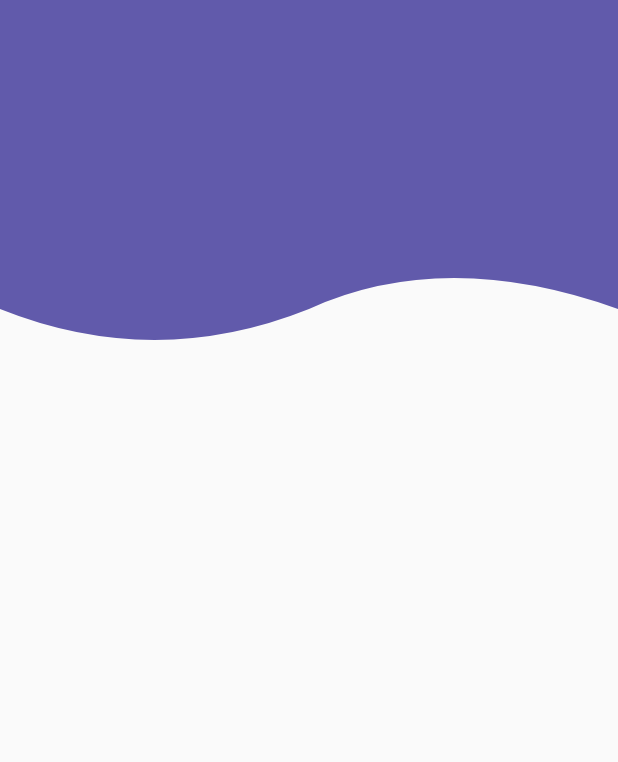
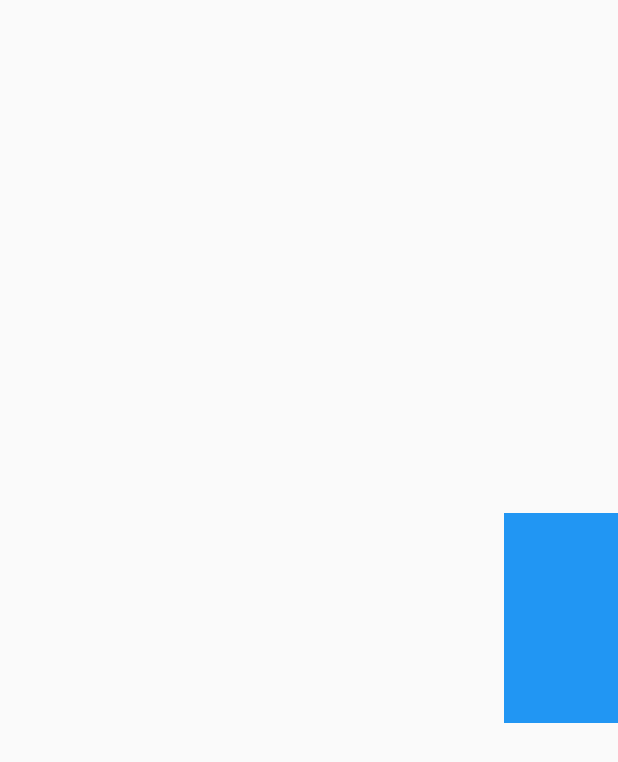
Before and after one commit to KitanoR/dise-os_flutter, a Flutter app: the screen it shows after launch, on a phone screen of 412 x 824 dp. Shown: the top 762 px of the screen. Run offline on Flutter 3.47's test engine with Material 2 defaults, Android fonts, the phone set to English and light mode, and no system bars.

Commit message:
Animaciones custom

```diff
--- a/lib/main.dart
+++ b/lib/main.dart
@@ -1,3 +1,4 @@
+import 'package:disenios/src/pages/animaciones_page.dart';
 import 'package:disenios/src/pages/headers_page.dart';
 import 'package:flutter/material.dart';
 
@@ -11,7 +12,7 @@ class MyApp extends StatelessWidget {
       title: 'Diseños flutter',
       debugShowCheckedModeBanner: false,
 
-      home: HeaderPage()
+      home: AnimacionesPage()
     );
   }
 }
--- /dev/null
+++ b/lib/src/pages/animaciones_page.dart
@@ -0,0 +1,98 @@
+import 'package:flutter/material.dart';
+import 'dart:math' as Math;
+
+class AnimacionesPage extends StatelessWidget {
+  @override
+  Widget build(BuildContext context) {
+    return Scaffold(
+      body: Center(
+        child: new CuadradoAnimado(),
+      ),
+    );
+  }
+}
+
+class CuadradoAnimado extends StatefulWidget {
+  const CuadradoAnimado({
+    Key key,
+  }) : super(key: key);
+
+  @override
+  _CuadradoAnimadoState createState() => _CuadradoAnimadoState();
+}
+
+class _CuadradoAnimadoState extends State<CuadradoAnimado> with SingleTickerProviderStateMixin {
+
+  AnimationController controller;
+  Animation<double> rotacion;
+  Animation<double> opacidad;
+  Animation<double> moverDerecha;
+  Animation<double> agrandar;
+  @override
+  void initState() {
+    controller = new AnimationController(vsync: this, duration: Duration(milliseconds: 4000));
+    rotacion = Tween(begin: 0.0, end: 2 * Math.pi).animate(
+      CurvedAnimation(parent: controller, curve: Curves.easeOut)
+    );
+    opacidad = Tween(begin: 0.1, end: 1.0).animate(
+      CurvedAnimation(parent: controller, curve: Interval(0, 0.50, curve: Curves.easeOut))
+    );
+
+    moverDerecha = Tween(begin: 0.0, end: 200.0).animate(
+            CurvedAnimation(parent: controller, curve: Curves.easeOut)
+    );
+    agrandar = Tween(begin: 0.0, end: 2.0).animate(
+            CurvedAnimation(parent: controller, curve: Curves.easeOut)
+    );
+
+    if(controller.status == AnimationStatus.completed){
+      controller.reverse();
+    }
+    super.initState();
+  }
+
+  @override
+  void dispose() {
+    controller.dispose();
+    super.dispose();
+  }
+  @override
+  Widget build(BuildContext context) {
+    controller.forward();
+    return AnimatedBuilder(
+      animation: controller,
+      child: _Rectangulo(),
+      builder: (BuildContext context, Widget child) {
+        return Transform.translate(
+            offset: Offset(moverDerecha.value, 0),
+                  child: Transform.rotate(
+                    angle: rotacion.value,
+                    child: Opacity(
+                      opacity: opacidad.value,
+                      child: Transform.scale(
+                        scale: agrandar.value,
+                        child: child
+                      ),
+                    ),
+                  ),
+        );
+      },
+    );
+  }
+}
+
+
+
+
+class _Rectangulo extends StatelessWidget {
+    @override
+    Widget build(BuildContext context) {
+    return Container(
+       width: 70,
+       height: 70,
+       decoration: BoxDecoration(
+         color: Colors.blue
+       ),
+     );
+   }
+}
```
